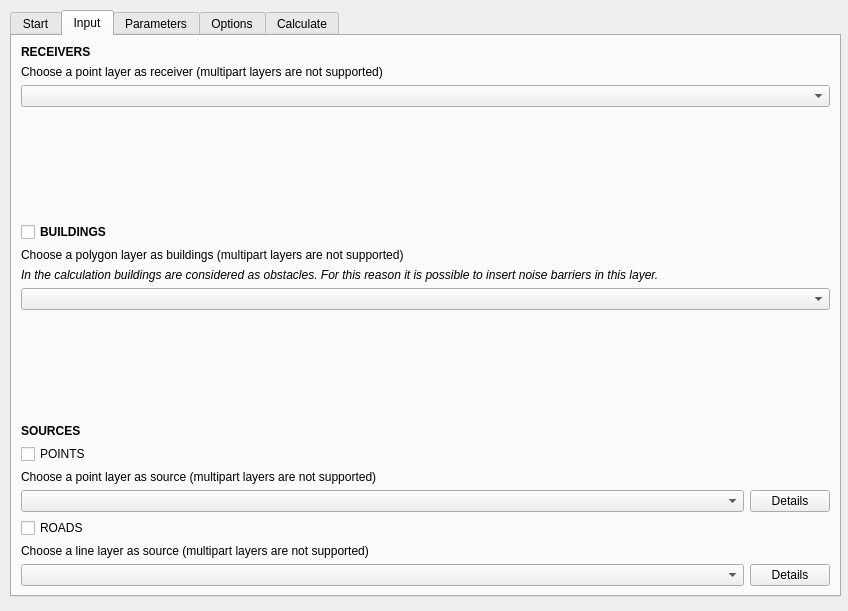
Before: the Qt Designer form tools/ui_CalculateNoiseLevels.ui in Arpapiemonte/openoise-map, drawn with Qt 5.
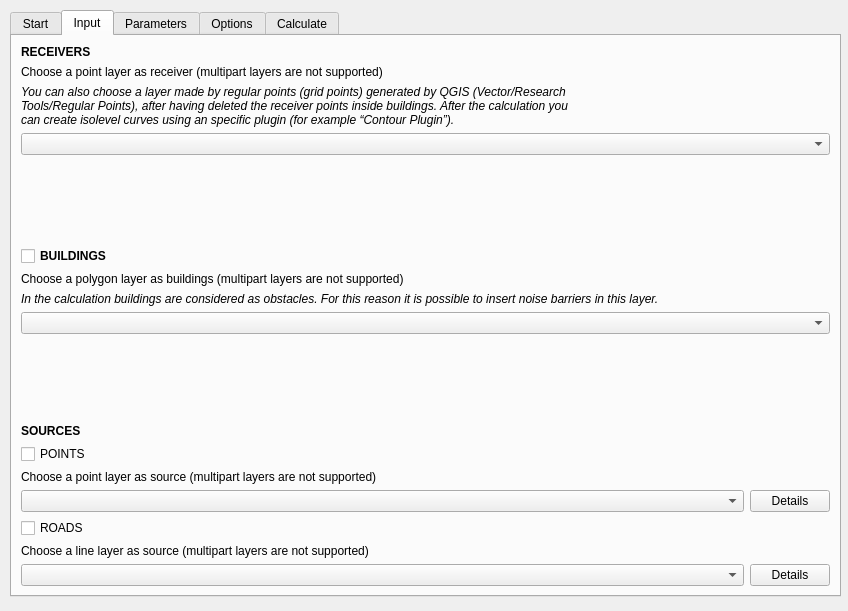
After: the same form once the commit is applied. The open tabs and pages were chosen to show the change. Custom widgets are drawn as their Qt base class.

Patch:
```diff
--- a/tools/ui_CalculateNoiseLevels.ui
+++ b/tools/ui_CalculateNoiseLevels.ui
@@ -204,6 +204,20 @@
        </property>
       </widget>
      </item>
+     <item>
+      <widget class="QLabel" name="desc_label_grid">
+       <property name="font">
+        <font>
+         <italic>true</italic>
+        </font>
+       </property>
+       <property name="text">
+        <string>You can also choose a layer made by regular points (grid points) generated by QGIS (Vector/Research
+Tools/Regular Points), after having deleted the receiver points inside buildings. After the calculation you
+can create isolevel curves using an specific plugin (for example “Contour Plugin”).</string>
+       </property>
+      </widget>
+     </item>
      <item>
       <widget class="QgsMapLayerComboBox" name="receivers_layer_comboBox"/>
      </item>
```
Left out of the diff: 20 changed lines with no effect on the pictures.
